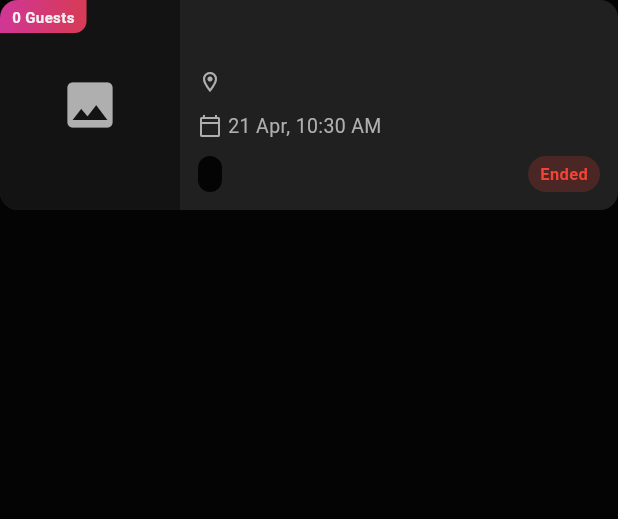
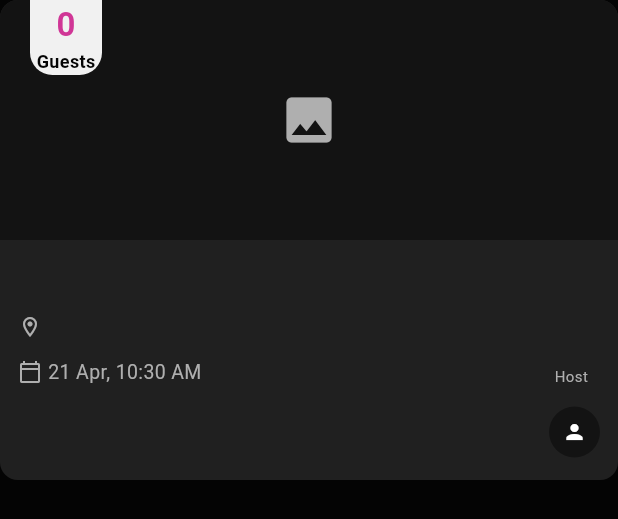
Before and after one commit to KZEN17/wyld-v3, a Flutter app: the EventCard widget shown alone on an empty page, opened directly with empty values, on a phone screen of 412 x 824 dp. Shown: the top 519 px of the screen. Run offline on Flutter 3.47's test engine with Material 3 defaults, Android fonts, the phone set to English and light mode, and no system bars; our stand-ins replace appwrite, badges, carousel_slider, confetti, device_info_plus, flutter_map and 9 more; network calls fail; project files that could hold a hidden picture were left out.

```diff
--- a/lib/features/explore/screens/explore_screen.dart
+++ b/lib/features/explore/screens/explore_screen.dart
@@ -1,5 +1,6 @@
 import 'package:flutter/material.dart';
 import 'package:flutter_riverpod/flutter_riverpod.dart';
+import 'package:flutter_svg/flutter_svg.dart';
 import 'package:wyld/features/explore/screens/chosen_event_details.dart';
 import '../../../core/constants/app_colors.dart';
 import '../../bookings/controllers/event_controller.dart';
@@ -51,22 +52,32 @@ class _ExploreScreenState extends ConsumerState<ExploreScreen> {
             sortedEvents.sort((a, b) => a.eventDateTime.compareTo(b.eventDateTime));
 
             return ListView(
-              padding: const EdgeInsets.symmetric(horizontal: 16, vertical: 24),
+              padding: const EdgeInsets.symmetric(horizontal: 16),
+              shrinkWrap: true,
+              scrollDirection: Axis.vertical,
+              physics: const BouncingScrollPhysics(),
               children: [
-                const Padding(
+                 Padding(
                   padding: EdgeInsets.only(left: 8.0, bottom: 16.0),
-                  child: Text(
-                    'Upcoming Tables',
-                    style: TextStyle(
-                      fontSize: 24,
-                      fontWeight: FontWeight.bold,
-                      color: AppColors.primaryWhite,
-                    ),
+                  child: Row(
+                    mainAxisAlignment: MainAxisAlignment.spaceBetween,
+                    crossAxisAlignment: CrossAxisAlignment.center,
+                    children: [
+                      Text(
+                        'Browse Tables',
+                        style: TextStyle(
+                          fontSize: 22,
+                          fontWeight: FontWeight.bold,
+                          color: AppColors.primaryWhite,
+                        ),
+                      ),
+                      IconButton(onPressed: (){}, icon: SvgPicture.asset('assets/svg/filter_icon.svg'))
+                    ],
                   ),
                 ),
                 ListView.builder(
                   shrinkWrap: true,
-                  physics: const NeverScrollableScrollPhysics(),
+                  physics: NeverScrollableScrollPhysics(),
                   itemCount: sortedEvents.length,
                   itemBuilder: (context, index) {
                     final event = sortedEvents[index];
--- a/lib/features/explore/widgets/event_card.dart
+++ b/lib/features/explore/widgets/event_card.dart
@@ -1,44 +1,44 @@
 import 'package:flutter/material.dart';
+import 'package:flutter_riverpod/flutter_riverpod.dart';
 import 'package:intl/intl.dart';
 import '../../../core/constants/app_colors.dart';
 import '../../../shared/data/models/event_model.dart';
+import '../../auth/controllers/auth_controller.dart';
 
-class EventCard extends StatelessWidget {
+class EventCard extends ConsumerWidget {
   final EventModel event;
   final VoidCallback onTap;
 
-  const EventCard({
-    super.key,
-    required this.event,
-    required this.onTap,
-  });
+  const EventCard({super.key, required this.event, required this.onTap});
 
   @override
-  Widget build(BuildContext context) {
+  Widget build(BuildContext context, WidgetRef ref) {
     final now = DateTime.now();
     final bool isUpcoming = event.eventDateTime.isAfter(now);
-    final totalGuests = (event.numberOfGuests['men'] ?? 0) + (event.numberOfGuests['women'] ?? 0);
+    final totalGuests =
+        (event.numberOfGuests['men'] ?? 0) +
+            (event.numberOfGuests['women'] ?? 0);
     final availableSpace = totalGuests - event.guestsId.length;
+    final hostAsync = ref.watch(userByIdProvider(event.hostId));
 
     return GestureDetector(
       onTap: onTap,
       child: Container(
-        height: 140,
+        height: 320.0,
         decoration: BoxDecoration(
           color: AppColors.secondaryBackground,
           borderRadius: BorderRadius.circular(12),
         ),
-        child: Row(
+        child: Column(
           children: [
             // Image Section
             ClipRRect(
               borderRadius: const BorderRadius.only(
                 topLeft: Radius.circular(12),
-                bottomLeft: Radius.circular(12),
+                topRight: Radius.circular(12),
               ),
               child: SizedBox(
-                width: 120,
-                height: 140,
+                height: 160,
                 child: Stack(
                   fit: StackFit.expand,
                   children: [
@@ -70,25 +70,37 @@ class EventCard extends StatelessWidget {
                     // Guest count badge
                     Positioned(
                       top: 0,
-                      left: 0,
+                      left: 20,
                       child: Container(
-                        padding: const EdgeInsets.symmetric(
-                          horizontal: 8,
-                          vertical: 4,
+                        height: 50,
+                        width: 48,
+                        decoration: const BoxDecoration(
+                          borderRadius: BorderRadius.only(
+                            bottomRight: Radius.circular(15),
+                            bottomLeft: Radius.circular(15),
                           ),
-                        decoration: BoxDecoration(
-                          borderRadius: const BorderRadius.only(
-                            bottomRight: Radius.circular(8),
+                          color: AppColors.primaryWhite,
                         ),
-                          gradient: AppColors.mainGradient,
+                        child: Column(
+                          mainAxisAlignment: MainAxisAlignment.center,
+                          children: [
+                            Text(
+                              '$totalGuests',
+                              style: const TextStyle(
+                                color: AppColors.primaryPink,
+                                fontSize: 22,
+                                fontWeight: FontWeight.w600,
                               ),
-                        child: Text(
-                          '$totalGuests Guests',
-                          style: const TextStyle(
-                            color: AppColors.primaryWhite,
-                            fontSize: 10,
-                            fontWeight: FontWeight.bold,
                             ),
+                            const Text(
+                              'Guests',
+                              style: TextStyle(
+                                color: AppColors.primaryBackground,
+                                fontSize: 12,
+                                fontWeight: FontWeight.w600,
+                              ),
+                            ),
+                          ],
                         ),
                       ),
                     ),
@@ -112,7 +124,7 @@ class EventCard extends StatelessWidget {
                       overflow: TextOverflow.ellipsis,
                       style: const TextStyle(
                         color: AppColors.primaryWhite,
-                        fontSize: 16,
+                        fontSize: 18.0,
                         fontWeight: FontWeight.bold,
                       ),
                     ),
@@ -142,6 +154,10 @@ class EventCard extends StatelessWidget {
 
                     // Date and time
                     Row(
+                      mainAxisAlignment: MainAxisAlignment.spaceBetween,
+                      crossAxisAlignment: CrossAxisAlignment.end,
+                      children: [
+                        Row(
                           children: [
                             const Icon(
                               Icons.calendar_today_outlined,
@@ -150,7 +166,9 @@ class EventCard extends StatelessWidget {
                             ),
                             const SizedBox(width: 4),
                             Text(
-                          DateFormat('d MMM, h:mm a').format(event.eventDateTime),
+                              DateFormat(
+                                'd MMM, h:mm a',
+                              ).format(event.eventDateTime),
                               style: const TextStyle(
                                 color: AppColors.secondaryWhite,
                                 fontSize: 13,
@@ -158,89 +176,100 @@ class EventCard extends StatelessWidget {
                             ),
                           ],
                         ),
-
-                    // Event type & slots left
-                    Row(
-                      mainAxisAlignment: MainAxisAlignment.spaceBetween,
-                      children: [
-                        // Event type
-                        Container(
-                          padding: const EdgeInsets.symmetric(
-                            horizontal: 8,
-                            vertical: 4,
-                          ),
-                          decoration: BoxDecoration(
-                            color: AppColors.primaryBackground,
-                            borderRadius: BorderRadius.circular(12),
-                          ),
-                          child: Text(
-                            event.eventType,
-                            style: const TextStyle(
-                              color: AppColors.primaryWhite,
-                              fontSize: 11,
-                            ),
-                          ),
-                        ),
-
-                        // Slots remaining
-                        if (isUpcoming && availableSpace > 0)
-                          Container(
-                            padding: const EdgeInsets.symmetric(
-                              horizontal: 8,
-                              vertical: 4,
-                            ),
-                            decoration: BoxDecoration(
-                              color: Colors.green.withOpacity(0.2),
-                              borderRadius: BorderRadius.circular(12),
-                            ),
-                            child: Text(
-                              '$availableSpace slots left',
-                              style: const TextStyle(
-                                color: Colors.green,
-                                fontSize: 11,
-                                fontWeight: FontWeight.bold,
-                              ),
-                            ),
-                          )
-                        else if (!isUpcoming)
-                          Container(
-                            padding: const EdgeInsets.symmetric(
-                              horizontal: 8,
-                              vertical: 4,
-                            ),
-                            decoration: BoxDecoration(
-                              color: Colors.red.withOpacity(0.2),
-                              borderRadius: BorderRadius.circular(12),
-                            ),
+                        // Host column
+                        Padding(
+                          padding: const EdgeInsets.only(right: 8.0),
                           child: const Text(
-                              'Ended',
+                            'Host',
                             style: TextStyle(
-                                color: Colors.red,
-                                fontSize: 11,
-                                fontWeight: FontWeight.bold,
-                              ),
-                            ),
-                          )
-                        else
-                          Container(
-                            padding: const EdgeInsets.symmetric(
-                              horizontal: 8,
-                              vertical: 4,
-                            ),
-                            decoration: BoxDecoration(
-                              color: Colors.orange.withOpacity(0.2),
-                              borderRadius: BorderRadius.circular(12),
-                            ),
-                            child: const Text(
-                              'Full',
-                              style: TextStyle(
-                                color: Colors.orange,
-                                fontSize: 11,
-                                fontWeight: FontWeight.bold,
+                              color: AppColors.secondaryWhite,
+                              fontSize: 10.0,
+                              fontWeight: FontWeight.w400,
                             ),
                           ),
                         ),
                       ],
+                    ),
+
+                    SizedBox(
+                      height: 40, // Fixed height to prevent overflow
+                      child: Row(
+                        mainAxisAlignment: MainAxisAlignment.spaceBetween,
+                        crossAxisAlignment: CrossAxisAlignment.center, // Changed to center
+                        children: [
+                          // For consistency with your example
+                          if (isUpcoming && availableSpace > 0)
+                            Text(
+                              '$availableSpace Spaces Left',
+                              style: const TextStyle(
+                                color: Color(0xFFFFD600),
+                                fontSize: 16.0,
+                                fontWeight: FontWeight.w400,
+                              ),
+                            )
+                          else
+                            const SizedBox.shrink(),
+
+                          // Guests and Host
+                          Row(
+                            crossAxisAlignment: CrossAxisAlignment.center,
+
+                            children: [
+                              if (event.guestsId.isNotEmpty)
+                                SizedBox(
+                                  height: 32,
+                                  width: event.guestsId.length < 3 ? event.guestsId.length * 35 : 100,
+                                  child: ListView.builder(
+                                    scrollDirection: Axis.horizontal,
+                                    itemCount: event.guestsId.length > 3 ? 3 : event.guestsId.length,
+                                    itemBuilder: (context, index) {
+                                      return _buildGuestItem(context, ref, event.guestsId[index]);
+                                    },
+                                  ),
+                                ),
+
+                              // Vertical divider
+                              if (event.guestsId.isNotEmpty)
+                                Container(
+                                  height: 32.0,
+                                  width: 1.0,
+                                  margin: const EdgeInsets.symmetric(horizontal: 8.0),
+                                  color: AppColors.primaryWhite,
+                                ),
+
+
+                              const SizedBox(height: 2.0),
+                              hostAsync.when(
+                                data: (host) {
+                                  if (host.profileImages.isEmpty) {
+                                    return _buildDefaultAvatar();
+                                  }
+
+                                  return Container(
+                                    height: 34.0, // Slightly smaller
+                                    width: 34.0,  // Slightly smaller
+                                    decoration: BoxDecoration(
+                                      shape: BoxShape.circle,
+                                      image: DecorationImage(
+                                        fit: BoxFit.cover,
+                                        image: NetworkImage(host.profileImages[0]),
+                                      ),
+                                    ),
+                                  );
+                                },
+                                loading: () => const SizedBox(
+                                  height: 30.0,
+                                  width: 30.0,
+                                  child: CircularProgressIndicator(
+                                    strokeWidth: 2,
+                                  ),
+                                ),
+                                error: (_, __) => _buildDefaultAvatar(),
+                              ),
+                            ],
+                          ),
+                        ],
+                      ),
                     ),
                   ],
                 ),
@@ -251,4 +280,55 @@ class EventCard extends StatelessWidget {
       ),
     );
   }
+
+  Widget _buildGuestItem(BuildContext context, WidgetRef ref, String userId) {
+    final userAsync = ref.watch(userByIdProvider(userId));
+
+    return Padding(
+      padding: const EdgeInsets.symmetric(horizontal: 4.0), // Reduced padding
+      child: userAsync.when(
+        data: (user) {
+          if (user.profileImages.isEmpty) {
+            return _buildDefaultAvatar();
           }
+
+          return Container(
+            height: 34.0, // Slightly smaller
+            width: 34.0,  // Slightly smaller
+            decoration: BoxDecoration(
+              shape: BoxShape.circle,
+              image: DecorationImage(
+                fit: BoxFit.cover,
+                image: NetworkImage(user.profileImages[0]),
+              ),
+            ),
+          );
+        },
+        loading: () => const SizedBox(
+          height: 34.0,
+          width: 34.0,
+          child: CircularProgressIndicator(
+            strokeWidth: 2,
+          ),
+        ),
+        error: (_, __) => _buildDefaultAvatar(),
+      ),
+    );
+  }
+
+  Widget _buildDefaultAvatar() {
+    return Container(
+      height: 34.0, // Slightly smaller
+      width: 34.0,  // Slightly smaller
+      decoration: const BoxDecoration(
+        shape: BoxShape.circle,
+        color: AppColors.grayBorder,
+      ),
+      child: const Icon(
+        Icons.person,
+        color: Colors.white,
+        size: 16, // Smaller icon
+      ),
+    );
+  }
+}
```
Lines whose indentation alone changed are shown as unchanged.
